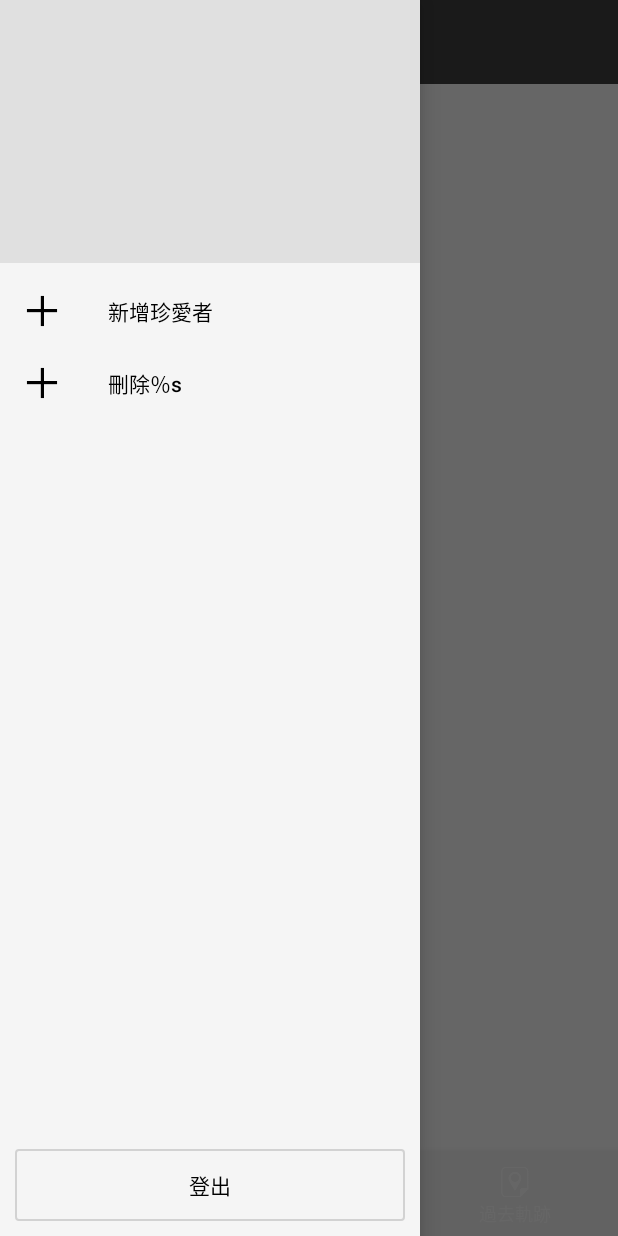
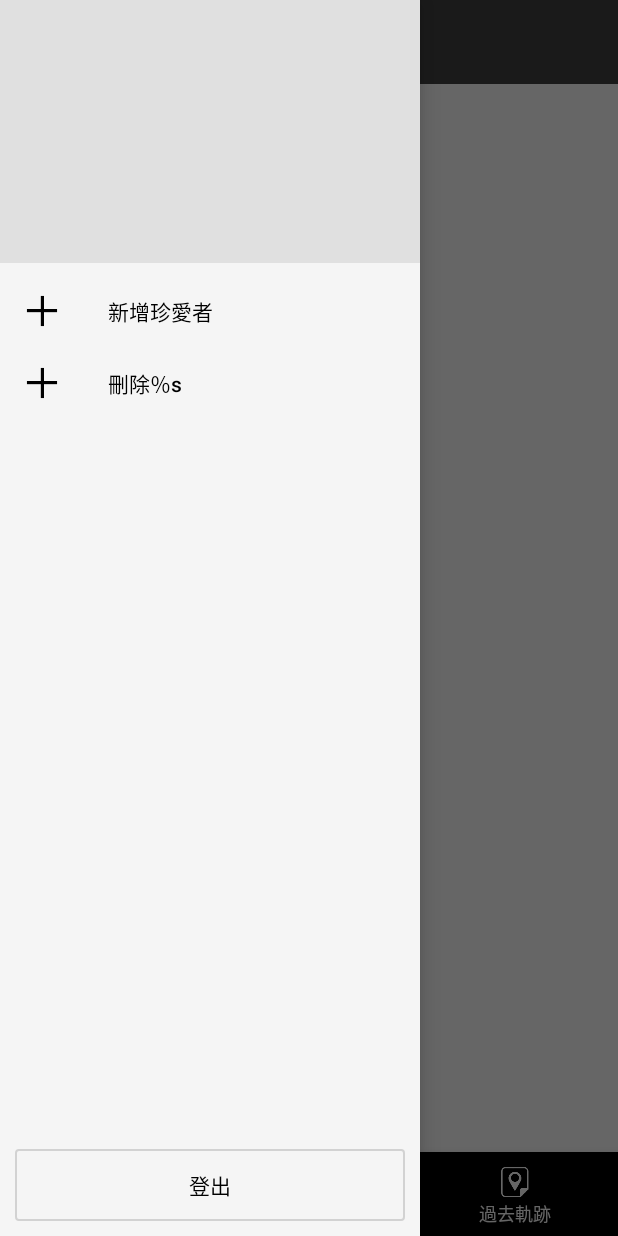
Before and after one commit to tel3342311/iCGTracker, an Android app: the screen it shows after launch (MainActivity), with the side drawer open, on a phone screen of 412 x 824 dp. Run offline under Robolectric (Android 15) with nearby library versions, the light colour scheme and no system bars; libraries missing offline, so code that uses them is left out: com.crashlytics.android, io.fabric.sdk; 2 statements that could not run were skipped.

Commit message:
Update Toolbar and bottomnavigationView

```diff
--- a/app/src/main/java/icgtracker/liteon/com/iCGTracker/MainActivity.java
+++ b/app/src/main/java/icgtracker/liteon/com/iCGTracker/MainActivity.java
@@ -4,15 +4,20 @@ import android.content.Context;
 import android.content.Intent;
 import android.content.SharedPreferences;
 import android.os.Bundle;
+import android.support.design.widget.BottomNavigationView;
 import android.support.design.widget.FloatingActionButton;
+import android.support.design.widget.NavigationView;
 import android.support.design.widget.Snackbar;
+import android.support.v4.widget.DrawerLayout;
 import android.support.v7.app.AppCompatActivity;
 import android.support.v7.widget.Toolbar;
+import android.view.Gravity;
 import android.view.View;
 import android.view.Menu;
 import android.view.MenuItem;
 import com.crashlytics.android.Crashlytics;
 
+import icgtracker.liteon.com.iCGTracker.util.BottomNavigationViewHelper;
 import icgtracker.liteon.com.iCGTracker.util.Def;
 import io.fabric.sdk.android.Fabric;
 
@@ -20,14 +25,42 @@ public class MainActivity extends AppCompatActivity {
 
     private SharedPreferences mSharePreference;
     private Boolean isFirstLaunch = true;
+    private BottomNavigationView mBottomView;
+    private Toolbar mToolbar;
+    private DrawerLayout mDrawerLayout;
+    private NavigationView mNavigationView;
+
     @Override
     protected void onCreate(Bundle savedInstanceState) {
         super.onCreate(savedInstanceState);
         Fabric.with(this, new Crashlytics());
         setContentView(R.layout.activity_main);
-        Toolbar toolbar = findViewById(R.id.toolbar);
-        setSupportActionBar(toolbar);
+        findViews();
+        setListener();
+        setupToolbar();
+        BottomNavigationViewHelper.disableShiftMode(mBottomView);
         mSharePreference = getSharedPreferences(Def.SHARE_PREFERENCE, Context.MODE_PRIVATE);
+    }
+
+    private void findViews() {
+        mToolbar = findViewById(R.id.toolbar);
+        mBottomView = findViewById(R.id.bottom_navigation);
+    }
+
+    private void setListener() {
+        mBottomView.setOnNavigationItemSelectedListener( item -> {
+            BottomNavigationViewHelper.updateBackground(mBottomView, item);
+            return true;
+        });
+    }
+
+    private void setupToolbar() {
+        setSupportActionBar(mToolbar);
+        getSupportActionBar().setDisplayHomeAsUpEnabled(true);
+        getSupportActionBar().setHomeButtonEnabled(true);
+
+        mToolbar.setNavigationIcon(R.drawable.ic_dehaze_white_24dp);
+        mToolbar.setNavigationOnClickListener(v -> mDrawerLayout.openDrawer(Gravity.LEFT));
     }
 
     @Override
--- a/app/src/main/res/drawable-hdpi/bottom_bar_color.xml
+++ b/app/src/main/res/drawable-hdpi/bottom_bar_color.xml
@@ -1,5 +1,5 @@
 <?xml version="1.0" encoding="utf-8"?>
 <selector xmlns:android="http://schemas.android.com/apk/res/android">
-    <item android:state_checked="true" android:color="@color/color_bottom_bar_pressed" />
+    <item android:state_checked="true" android:color="@color/color_bottom_bar_icon_pressed" />
     <item android:color="@color/md_white_1000"  />
 </selector>
--- /dev/null
+++ b/app/src/main/res/drawable/ic_dehaze_white_24dp.xml
@@ -0,0 +1,9 @@
+<vector xmlns:android="http://schemas.android.com/apk/res/android"
+        android:width="24dp"
+        android:height="24dp"
+        android:viewportWidth="24.0"
+        android:viewportHeight="24.0">
+    <path
+        android:fillColor="#FFFFFFFF"
+        android:pathData="M2,15.5v2h20v-2L2,15.5zM2,10.5v2h20v-2L2,10.5zM2,5.5v2h20v-2L2,5.5z"/>
+</vector>
--- a/app/src/main/res/layout/activity_main.xml
+++ b/app/src/main/res/layout/activity_main.xml
@@ -32,7 +32,6 @@
         android:layout_width="match_parent"
         android:layout_height="wrap_content"
         android:layout_alignParentBottom="true"
-        app:itemBackground="@color/md_grey_100"
         app:itemIconTint="@drawable/bottom_bar_color"
         app:itemTextColor="@drawable/bottom_bar_color"
         app:menu="@menu/bottom_menu"/>
--- a/app/src/main/res/values/colors_default.xml
+++ b/app/src/main/res/values/colors_default.xml
@@ -18,5 +18,7 @@
     <color name="color_loding_bar_ring">#11c0fe</color>
     <color name="color_loding_bar_bg">#eaeaea</color>
     <color name="color_btn_pressed">#1a8a59</color>
-    <color name="color_bottom_bar_pressed">#03c285</color>
+    <color name="color_bottom_bar_pressed">#286f5f</color>
+    <color name="color_bottom_bar_normal">#22ac8c</color>
+    <color name="color_bottom_bar_icon_pressed">#65fdcc</color>
 </resources>
```
Also changed, not shown: app/src/main/java/icgtracker/liteon/com/iCGTracker/util/BottomNavigationViewHelper.java (+26 -6 lines).
